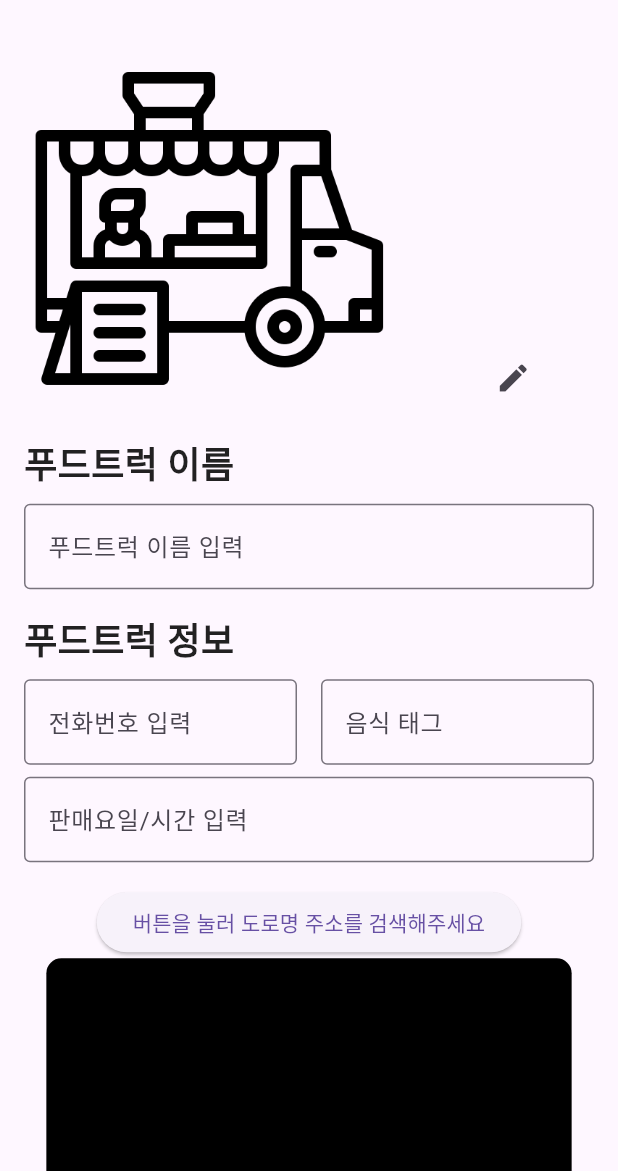
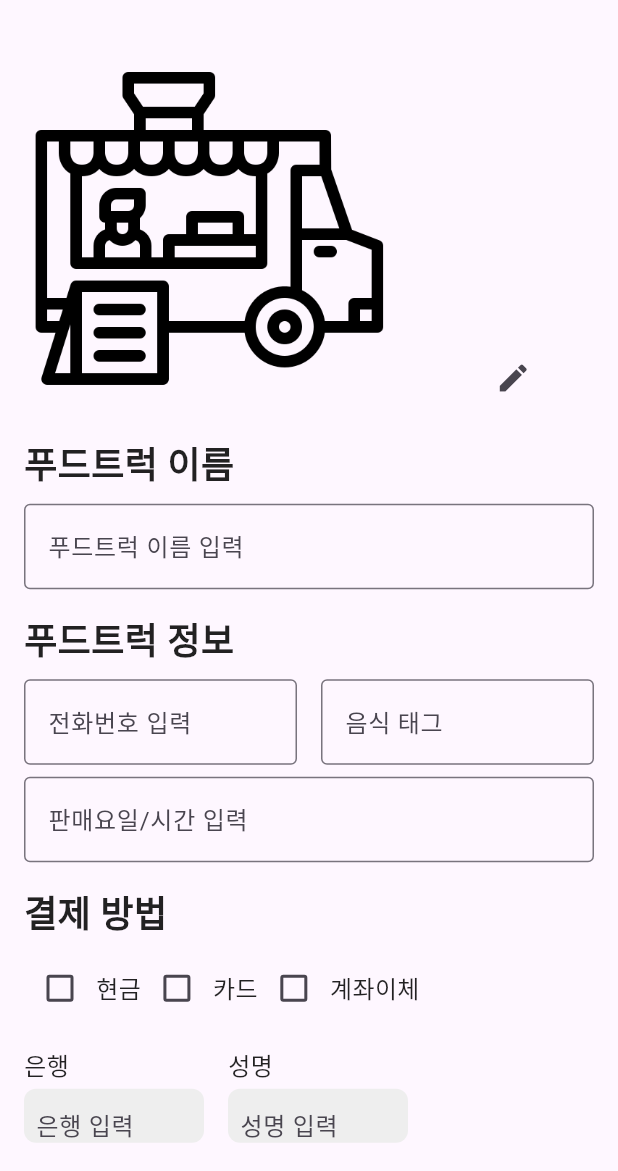
Before and after one commit to seonseon933/food_truck_backend, a Flutter app: the FoodtruckcreateView screen opened directly, on a phone screen of 412 x 824 dp, the part 65-1236 px from its top. Run offline on Flutter 3.47's test engine with Material 3 defaults, Android fonts, the phone set to English and light mode, and no system bars; our stand-ins replace cloud_firestore, firebase_auth, firebase_core, firebase_storage, flutter_rating_bar, flutter_svg and 3 more; missing offline and left inert: flutter_naver_map; accounts and stored records are empty.

Commit message:
create map

```diff
--- a/lib/controller/app_pages.dart
+++ b/lib/controller/app_pages.dart
@@ -42,6 +42,8 @@ import 'package:food_truck/view/reviewupdate_view.dart';
 
 import 'foodtruckcreate_controller.dart';
 import '../view/foodtruckcreate_view.dart';
+
+import '../view/foodtruckcreatemap_view.dart';
 part 'app_routes.dart';
 
 class BaseBinding extends Bindings {
@@ -234,8 +236,13 @@ class AppPages {
       binding: FoodtruckupdatemapBinding(),
     ),
     GetPage(
-      name: _Paths.FOODTRUCKUPDATEMAP,
+      name: _Paths.FOODTRUCKCREATE,
       page: () => const FoodtruckcreateView(),
+      binding: FoodtruckcreateBinding(),
+    ),
+    GetPage(
+      name: _Paths.FOODTRUCKCREATEMAP,
+      page: () => const FoodtruckcreatemapView(),
       binding: FoodtruckcreateBinding(),
     ),
     GetPage(
--- a/lib/controller/app_routes.dart
+++ b/lib/controller/app_routes.dart
@@ -22,6 +22,7 @@ abstract class Routes {
   static const REVIEWSETTING = _Paths.REVIEWSETTING;
   static const REVIEWUPDATE = _Paths.REVIEWUPDATE;
   static const FOODTRUCKCREATE = _Paths.FOODTRUCKCREATE;
+  static const FOODTRUCKCREATEMAP = _Paths.FOODTRUCKCREATEMAP;
 }
 
 abstract class _Paths {
@@ -42,6 +43,7 @@ abstract class _Paths {
   static const FOODTRUCKUPDATEMAP = '/foodtruckupdatemap';
   static const FOODTRUCKUPDATE = '/foodtruckupdate';
   static const FOODTRUCKCREATE = '/foodtruckcreate';
+  static const FOODTRUCKCREATEMAP = '/foodtruckcreatemap';
   static const MENUSETTING = '/menusetting';
   static const MENUUPDATE = '/menuupdate';
   static const REVIEWSETTING = '/reviewsetting';
--- a/lib/controller/foodtruckcreate_controller.dart
+++ b/lib/controller/foodtruckcreate_controller.dart
@@ -1,14 +1,14 @@
+import 'package:food_truck/controller/app_pages.dart';
 import 'package:get/get.dart';
 import 'dart:io';
 import 'package:firebase_auth/firebase_auth.dart';
 import 'package:food_truck/model/foodtruck_model.dart';
-import 'package:get/get_rx/get_rx.dart';
 import 'package:image_picker/image_picker.dart';
 import 'app_id.dart';
 
 class FoodtruckcreateController extends GetxController {
-  double jlatitude = 0.0;
-  double jlongitude = 0.0;
+  double jlatitude = 35.139988984673806;
+  double jlongitude = 126.93423855903913;
   RxString juso = "버튼을 눌러 도로명 주소를 검색해주세요".obs;
   final _picker = ImagePicker();
   final FirebaseAuth _auth = FirebaseAuth.instance;
@@ -16,6 +16,10 @@ class FoodtruckcreateController extends GetxController {
   late final File imgfile;
   void goBack() {
     Get.back(id: profileD);
+  }
+
+  void gocreateview() {
+    Get.toNamed(Routes.FOODTRUCKCREATE);
   }
 
   getFoodTruckImgGaller() async {
@@ -36,8 +40,7 @@ class FoodtruckcreateController extends GetxController {
     Map<String, dynamic> paymentOptions,
     File file,
     String truckTag,
-      double trucklatitude,
-      double trucklongitude) {
+  ) {
     User user = _auth.currentUser!;
     return _foodTruckModel.createFoodTruck(
         truckName,
@@ -48,7 +51,7 @@ class FoodtruckcreateController extends GetxController {
         imgfile,
         truckTag,
         user.uid,
-        trucklatitude,
-        trucklongitude);
+        jlatitude,
+        jlongitude);
   }
 }
--- a/lib/view/foodtruckcreate_view.dart
+++ b/lib/view/foodtruckcreate_view.dart
@@ -114,36 +114,6 @@ class FoodtruckcreateView extends GetView<FoodtruckcreateController> {
                 decoration: InputDecoration(
                   hintText: '판매요일/시간 입력',
                   border: OutlineInputBorder(),
-                ),
-              ),
-              SizedBox(height: 16.0),
-              Center(
-                child: ElevatedButton(
-                  onPressed: () async {
-                    Get.lazyPut<Search_Controller>(() => Search_Controller());
-                    final juso = await Get.dialog(
-                      Theme(
-                        data: Theme.of(context),
-                        child: AlertDialog(
-                          content: SearchView(),
-                        ),
-                      ),
-                    );
-                    controller.juso.value = juso;
-                  },
-                  child: Obx(() => Text(controller.juso.value)),
-                ),
-              ),
-              Center(
-                child: Container(
-                  width: size.width * 0.85,
-                  height: size.height * 0.5,
-                  decoration: BoxDecoration(
-                      borderRadius: BorderRadius.circular(10),
-                      color: Colors.black),
-                  child: Obx(() => CNaverMapApp(
-                        juso: controller.juso.value,
-                      )),
                 ),
               ),
               SizedBox(height: 16.0),
@@ -298,8 +268,7 @@ class FoodtruckcreateView extends GetView<FoodtruckcreateController> {
                       paymentOptions,
                       File('null'),
                       tagController.text,
-                        controller.jlatitude,
-                        controller.jlongitude);
+                    );
                     print('등록버튼 클릭');
                     controller.goBack();
                   },
--- a/lib/view/navermap_view.dart
+++ b/lib/view/navermap_view.dart
@@ -72,7 +72,7 @@ class _NaverMapAppState extends State<CNaverMapApp> {
         if (snapshot.connectionState == ConnectionState.waiting) {
           return Center(child: CircularProgressIndicator());
         } else if (snapshot.hasError) {
-          return Center(child: Text('위치 정보를 불러오는데 실패했습니다.'));
+          return Center(child: Text('지도를 자유롭게 이동하고 마커를 클릭하여 푸드트럭 위치를 지정하세요'));
         } else {
           _initialPosition = snapshot.data!;
           return Scaffold(
@@ -103,6 +103,7 @@ class _NaverMapAppState extends State<CNaverMapApp> {
                                   cameraPosition.target.latitude;
                               fcontroller.jlongitude =
                                   cameraPosition.target.longitude;
+                              fcontroller.gocreateview();
                             },
                             child: Text("네"),
                           ),
```
Also changed, not shown: lib/controller/profile_controller.dart (+5 -5 lines), lib/view/foodtruckcreatemap_view.dart (added, +96 -0 lines), pubspec.lock. Lines whose indentation alone changed are shown as unchanged.
